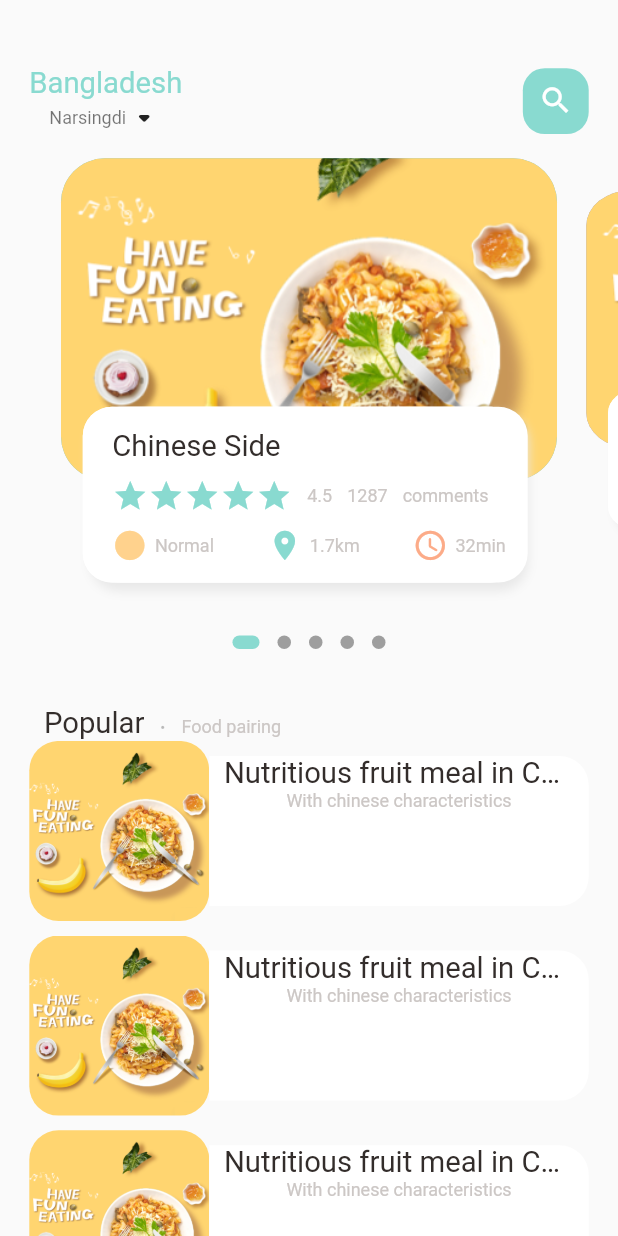
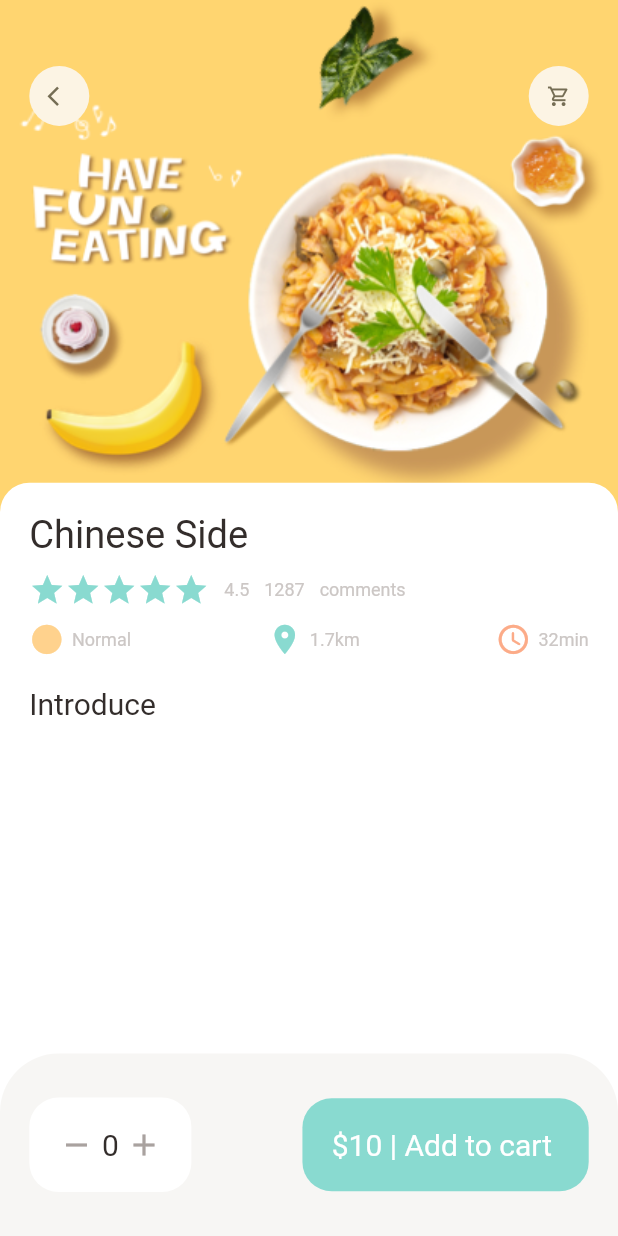
Before and after one commit to AliR20/Food-Delivery, a Flutter app: the screen it shows after launch, on a phone screen of 412 x 824 dp. Run offline on Flutter 3.47's test engine with Material 2 defaults, Android fonts, the phone set to English and light mode, and no system bars; drawn by our look-alikes of dots_indicator; our stand-ins replace get; statements that could not run were skipped.

Commit message:
added popular food detail

```diff
--- a/lib/main.dart
+++ b/lib/main.dart
@@ -1,4 +1,5 @@
-import 'package:e_commerce_model/home/main_food_page.dart';
+
+import 'package:e_commerce_model/pages/food/popular_food_detail.dart';
 import 'package:flutter/material.dart';
 import 'package:get/get.dart';
 
@@ -12,7 +13,7 @@
   Widget build(BuildContext context) {
     return GetMaterialApp(
       debugShowCheckedModeBanner: false,
-      home: const MainFoodPage(),
+      home: const PopularFoodDetail(),
     );
   }
 }
--- /dev/null
+++ b/lib/pages/food/popular_food_detail.dart
@@ -0,0 +1,146 @@
+import 'package:e_commerce_model/utils/dimensions.dart';
+import 'package:e_commerce_model/widgets/app_column.dart';
+import 'package:e_commerce_model/widgets/app_icon.dart';
+import 'package:flutter/material.dart';
+
+import '../../utils/colors.dart';
+import '../../widgets/big_text.dart';
+
+class PopularFoodDetail extends StatelessWidget {
+  const PopularFoodDetail({Key? key}) : super(key: key);
+
+  @override
+  Widget build(BuildContext context) {
+    return Scaffold(
+      backgroundColor: Colors.white,
+      body: Stack(children: [
+        Positioned(
+          right: 0,
+          left: 0,
+          child: Container(
+            width: double.maxFinite,
+            height: Dimensions.popularFoodImgSize,
+            decoration: BoxDecoration(
+                image: DecorationImage(
+                    fit: BoxFit.cover,
+                    image: AssetImage('assets/image/food0.png'))),
+          ),
+        ),
+        Positioned(
+          left: Dimensions.width20,
+          top: Dimensions.height45,
+          right: Dimensions.width20,
+          child: Row(
+            mainAxisAlignment: MainAxisAlignment.spaceBetween,
+            children: [
+              AppIcon(
+                icon: Icons.arrow_back_ios,
+              ),
+              AppIcon(
+                icon: Icons.shopping_cart_outlined,
+              )
+            ],
+          ),
+        ),
+        Positioned(
+          left: 0,
+          right: 0,
+          bottom: 0,
+          top: Dimensions.popularFoodImgSize - 20,
+          child: Container(
+            padding: EdgeInsets.only(
+              left: Dimensions.width20,
+              right: Dimensions.width20,
+              top: Dimensions.height20,
+            ),
+            decoration: BoxDecoration(
+              borderRadius: BorderRadius.only(
+                topLeft: Radius.circular(Dimensions.radius20),
+                topRight: Radius.circular(Dimensions.radius20),
+              ),
+              color: Colors.white,
+            ),
+            child: Column(
+              crossAxisAlignment: CrossAxisAlignment.start,
+              children: [
+                AppColumn(text: 'Chinese Side'),
+                SizedBox(
+                  height: Dimensions.height20,
+                ),
+                BigText(text: 'Introduce')
+              ],
+            ),
+          ),
+        ),
+      ]),
+      bottomNavigationBar: Container(
+        height: Dimensions.bottomHeightBar,
+        padding: EdgeInsets.only(
+          top: Dimensions.height30,
+          bottom: Dimensions.height30,
+          left: Dimensions.width20,
+          right: Dimensions.width20,
+        ),
+        decoration: BoxDecoration(
+          color: AppColors.buttonBackgroundColor,
+          borderRadius: BorderRadius.only(
+            topLeft: Radius.circular(
+              Dimensions.radius20 * 2,
+            ),
+            topRight: Radius.circular(Dimensions.radius20 * 2),
+          ),
+        ),
+        child: Row(
+          mainAxisAlignment: MainAxisAlignment.spaceBetween,
+          children: [
+            Container(
+              padding: EdgeInsets.only(
+                top: Dimensions.height20,
+                bottom: Dimensions.height20,
+                right: Dimensions.width20,
+                left: Dimensions.width20,
+              ),
+              decoration: BoxDecoration(
+                  borderRadius: BorderRadius.circular(
+                    Dimensions.radius20,
+                  ),
+                  color: Colors.white),
+              child: Row(
+                children: [
+                  Icon(
+                    Icons.remove,
+                    color: AppColors.signColor,
+                  ),
+                  SizedBox(
+                    width: Dimensions.width10 / 2,
+                  ),
+                  BigText(text: '0'),
+                  SizedBox(
+                    width: Dimensions.width10 / 2,
+                  ),
+                  Icon(
+                    Icons.add,
+                    color: AppColors.signColor,
+                  ),
+                ],
+              ),
+            ),
+            Container(
+              padding:  EdgeInsets.only(
+                top: Dimensions.height20,
+                bottom: Dimensions.height20,
+                right: Dimensions.width20,
+                left: Dimensions.width20,
+              ) ,
+              decoration: BoxDecoration(
+                borderRadius: BorderRadius.circular(Dimensions.radius20),
+                color: AppColors.mainColor,
+              ),
+              child: BigText(text: '\$10 | Add to cart ',color: Colors.white,),
+            ),
+          ],
+        ),
+      ),
+    );
+  }
+}
--- a/lib/home/food_page_body.dart
+++ b/lib/pages/home/food_page_body.dart
@@ -1,6 +1,7 @@
 import 'package:dots_indicator/dots_indicator.dart';
 import 'package:e_commerce_model/utils/colors.dart';
 import 'package:e_commerce_model/utils/dimensions.dart';
+import 'package:e_commerce_model/widgets/app_column.dart';
 import 'package:e_commerce_model/widgets/big_text.dart';
 import 'package:e_commerce_model/widgets/icon_and_text_widget.dart';
 import 'package:e_commerce_model/widgets/small_text.dart';
@@ -90,10 +91,8 @@
           ),
         ),
         //List of food and images
-        Container(
-          height: 900,
-          child: ListView.builder(
-              // shrinkWrap: true,
+        ListView.builder(
+            shrinkWrap: true,
             physics: NeverScrollableScrollPhysics(),
             itemCount: 10,
             itemBuilder: (context, index) {
@@ -106,8 +105,8 @@
                   children: [
                     //image section
                     Container(
-                        height: 120,
-                        width: 120,
+                      height: Dimensions.listViewImgSize,
+                      width: Dimensions.listViewImgSize,
                       decoration: BoxDecoration(
                           borderRadius:
                               BorderRadius.circular(Dimensions.radius20),
@@ -119,7 +118,7 @@
                     //text Container
                     Expanded(
                       child: Container(
-                          height: 100,
+                        height: Dimensions.listViewContSize,
                         decoration: BoxDecoration(
                             borderRadius: BorderRadius.only(
                                 topRight:
@@ -130,9 +129,30 @@
                         child: Padding(
                           padding: EdgeInsets.only(left: Dimensions.width10,right: Dimensions.width10),
                           child: Column(
+                            crossAxisAlignment: CrossAxisAlignment.start,
+                            mainAxisAlignment: MainAxisAlignment.center,
                             children: [
                               BigText(text: 'Nutritious fruit meal in China'),
-                                SmallText(text: 'With chinese characteristics')
+                              SizedBox(height: Dimensions.height10,),
+                              SmallText(text: 'With chinese characteristics'),
+                              SizedBox(height: Dimensions.height10,),
+                                 Row(
+                      mainAxisAlignment: MainAxisAlignment.spaceBetween,
+                      children: [
+                        IconAndTextWidget(
+                            icon: Icons.circle_sharp,
+                            text: 'Normal',
+                            iconColor: AppColors.iconColor1),
+                        IconAndTextWidget(
+                            icon: Icons.location_on,
+                            text: '1.7km',
+                            iconColor: AppColors.mainColor),
+                        IconAndTextWidget(
+                            icon: Icons.access_time_rounded,
+                            text: '32min',
+                            iconColor: AppColors.iconColor2),
+                      ],
+                    ),
 
 
                             ],
@@ -143,8 +163,7 @@
                   ],
                 ),
               );
-              }),
-        )
+            })
       ],
     );
   }
@@ -222,59 +241,7 @@
                   right: Dimensions.width15,
                   left: Dimensions.width15,
                 ),
-                child: Column(
-                  crossAxisAlignment: CrossAxisAlignment.start,
-                  children: [
-                    BigText(text: 'Chinese Side'),
-                    SizedBox(
-                      height: Dimensions.height10,
-                    ),
-                    Row(
-                      children: [
-                        Wrap(
-                          children: List.generate(
-                              5,
-                              (index) => Icon(
-                                    Icons.star,
-                                    color: AppColors.mainColor,
-                                  )),
-                        ),
-                        SizedBox(
-                          width: 10,
-                        ),
-                        SmallText(text: '4.5'),
-                        SizedBox(
-                          width: 10,
-                        ),
-                        SmallText(text: '1287'),
-                        SizedBox(
-                          width: 10,
-                        ),
-                        SmallText(text: 'comments'),
-                      ],
-                    ),
-                    SizedBox(
-                      height: Dimensions.height10,
-                    ),
-                    Row(
-                      mainAxisAlignment: MainAxisAlignment.spaceBetween,
-                      children: [
-                        IconAndTextWidget(
-                            icon: Icons.circle_sharp,
-                            text: 'Normal',
-                            iconColor: AppColors.iconColor1),
-                        IconAndTextWidget(
-                            icon: Icons.location_on,
-                            text: '1.7km',
-                            iconColor: AppColors.mainColor),
-                        IconAndTextWidget(
-                            icon: Icons.access_time_rounded,
-                            text: '32min',
-                            iconColor: AppColors.iconColor2),
-                      ],
-                    ),
-                  ],
-                ),
+                child: AppColumn(text: 'Chinese Side',),
               ),
             ),
           ),
--- a/lib/home/main_food_page.dart
+++ b/lib/pages/home/main_food_page.dart
@@ -1,9 +1,11 @@
-import 'package:e_commerce_model/home/food_page_body.dart';
+
 import 'package:e_commerce_model/utils/colors.dart';
 import 'package:e_commerce_model/utils/dimensions.dart';
 import 'package:e_commerce_model/widgets/big_text.dart';
 import 'package:e_commerce_model/widgets/small_text.dart';
 import 'package:flutter/material.dart';
+
+import 'food_page_body.dart';
 
 class MainFoodPage extends StatefulWidget {
   const MainFoodPage({Key? key}) : super(key: key);
--- a/lib/utils/dimensions.dart
+++ b/lib/utils/dimensions.dart
@@ -3,26 +3,34 @@
 class Dimensions {
   static double screenHeight = Get.context!.height;
   static double screenWidth = Get.context!.width;
- static double pageView = screenHeight/2.64;
-  static double pageViewContainer = screenHeight/3.84;
-   static double pageViewTextContainer = screenHeight/7.03;
-   // dynamic height for padding and margin
-   static double height10 = screenHeight/84.4;
-   static double height15 = screenHeight/56.27;
-   static double height20 = screenHeight/42.2;
-    static double height30 = screenHeight/28.13;
-     static double height45 = screenHeight/18.76;
-   // dynamic width for padding and margin
-   static double width10 = screenHeight/84.4;
-   static double width15 = screenHeight/56.27;
-   static double width20 = screenHeight/42.2;
-      static double width30 = screenHeight/28.13;
+  static double pageView = screenHeight / 2.64;
+  static double pageViewContainer = screenHeight / 3.84;
+  static double pageViewTextContainer = screenHeight / 7.03;
+  // dynamic height for padding and margin
+  static double height10 = screenHeight / 84.4;
+  static double height15 = screenHeight / 56.27;
+  static double height20 = screenHeight / 42.2;
+  static double height30 = screenHeight / 28.13;
+  static double height45 = screenHeight / 18.76;
+  // dynamic width for padding and margin
+  static double width10 = screenHeight / 84.4;
+  static double width15 = screenHeight / 56.27;
+  static double width20 = screenHeight / 42.2;
+  static double width30 = screenHeight / 28.13;
+   // font size
+  static double font20 = screenHeight / 42.2;
+    static double font26 = screenHeight / 32.46;
+  //Radius
+  static double radius15 = screenHeight / 56.27;
+  static double radius20 = screenHeight / 42.2;
+  static double radius30 = screenHeight / 28.13;
+  //Icon Size
+  static double iconSize24 = screenHeight / 35.17;
+   static double iconSize16 = screenHeight / 52.75;
+  // List view Size
+  static double listViewImgSize = screenWidth / 3.25;
+  static double listViewContSize = screenWidth / 3.9;
 
-   static double font20 = screenHeight/42.2;
-   //Radius
-     static double radius15 = screenHeight/56.27;
-   static double radius20 = screenHeight/42.2;
-    static double radius30 = screenHeight/28.13;
-    //Icon Size
-    static double iconSize24 = screenHeight/35.17;
+  // popular food
+  static double popularFoodImgSize = screenHeight/2.41;
 }
--- /dev/null
+++ b/lib/widgets/app_column.dart
@@ -0,0 +1,69 @@
+import 'package:e_commerce_model/widgets/small_text.dart';
+import 'package:flutter/material.dart';
+
+import '../utils/colors.dart';
+import '../utils/dimensions.dart';
+import 'big_text.dart';
+import 'icon_and_text_widget.dart';
+
+class AppColumn extends StatelessWidget {
+  final  String text;
+  const AppColumn({Key? key, required this.text}) : super(key: key);
+
+  @override
+  Widget build(BuildContext context) {
+    return Column(
+                  crossAxisAlignment: CrossAxisAlignment.start,
+                  children: [
+                    BigText(text: text,size: Dimensions.font26,),
+                    SizedBox(
+                      height: Dimensions.height10,
+                    ),
+                    Row(
+                      children: [
+                        Wrap(
+                          children: List.generate(
+                              5,
+                              (index) => Icon(
+                                    Icons.star,
+                                    color: AppColors.mainColor,
+                                  )),
+                        ),
+                        SizedBox(
+                          width: 10,
+                        ),
+                        SmallText(text: '4.5'),
+                        SizedBox(
+                          width: 10,
+                        ),
+                        SmallText(text: '1287'),
+                        SizedBox(
+                          width: 10,
+                        ),
+                        SmallText(text: 'comments'),
+                      ],
+                    ),
+                    SizedBox(
+                      height: Dimensions.height10,
+                    ),
+                    Row(
+                      mainAxisAlignment: MainAxisAlignment.spaceBetween,
+                      children: [
+                        IconAndTextWidget(
+                            icon: Icons.circle_sharp,
+                            text: 'Normal',
+                            iconColor: AppColors.iconColor1),
+                        IconAndTextWidget(
+                            icon: Icons.location_on,
+                            text: '1.7km',
+                            iconColor: AppColors.mainColor),
+                        IconAndTextWidget(
+                            icon: Icons.access_time_rounded,
+                            text: '32min',
+                            iconColor: AppColors.iconColor2),
+                      ],
+                    ),
+                  ],
+                );
+  }
+}
--- /dev/null
+++ b/lib/widgets/app_icon.dart
@@ -0,0 +1,30 @@
+import 'package:e_commerce_model/utils/dimensions.dart';
+import 'package:flutter/material.dart';
+
+class AppIcon extends StatelessWidget {
+  final IconData icon;
+  final Color backgrounColor;
+  final Color iconColor;
+  final double size;
+  const AppIcon(
+      {Key? key,
+      required this.icon,
+      this.backgrounColor = const Color(0xFFfcf4e4),
+      this.iconColor = const Color(0xFF756d54),
+      this.size = 40})
+      : super(key: key);
+
+  @override
+  Widget build(BuildContext context) {
+    return Container(
+      height: size,
+      width: size,
+      decoration: BoxDecoration(
+        borderRadius: BorderRadius.circular(size / 2),
+        color: backgrounColor,
+
+      ),
+      child: Icon(icon,color: iconColor,size: Dimensions.iconSize16,),
+    );
+  }
+}
--- a/lib/widgets/big_text.dart
+++ b/lib/widgets/big_text.dart
@@ -28,7 +28,7 @@
         color: color,
         fontWeight: FontWeight.w400,
         fontFamily: 'Roboto',
-        fontSize: size == 0? Dimensions.font20: size,
+        fontSize: size == 0? 20: size,
       ),
     );
   }
```
Also changed, not shown: pubspec.yaml (+10 -10 lines), lib/widgets/expandable_text_widget.dart (added). Lines whose indentation alone changed are shown as unchanged.
